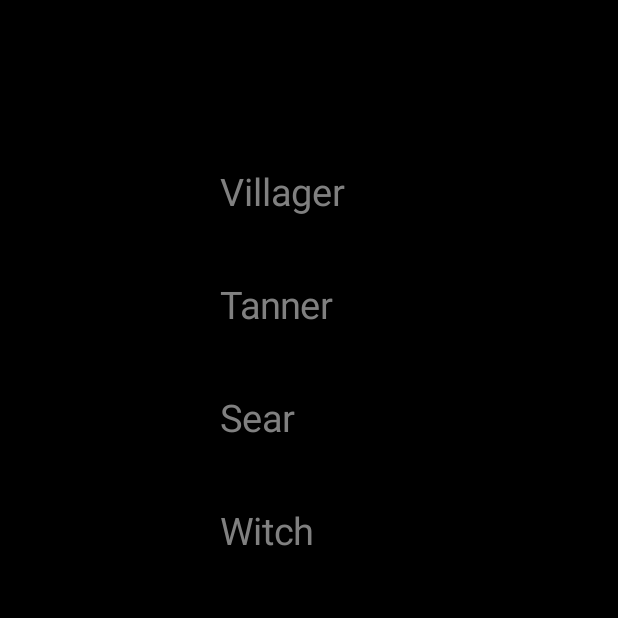
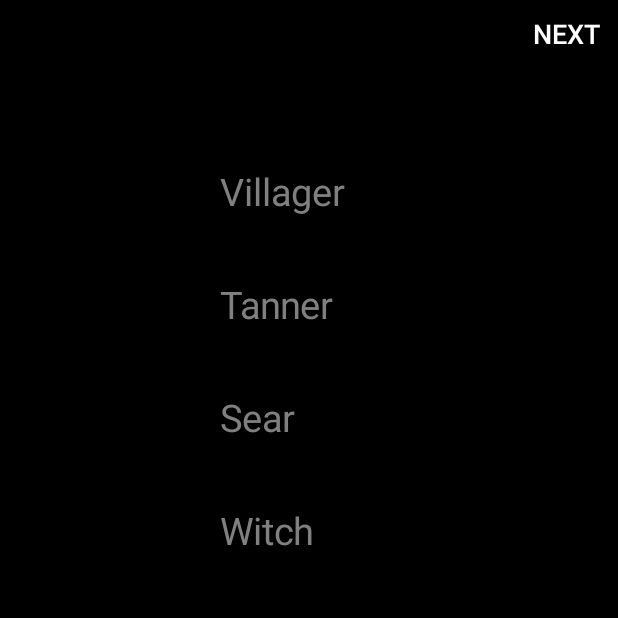
Before and after one commit to brianhk1231/ww1, an Android app: the fragment charFragment placed in its activity, on a phone screen of 412 x 824 dp, the top half of it. Run offline under Robolectric (Android 15) with nearby library versions, the phone set to English and light mode, and no system bars.

Commit message:
updated char page

```diff
--- a/app/src/main/java/com/example/brian/ww1/charFragment.java
+++ b/app/src/main/java/com/example/brian/ww1/charFragment.java
@@ -44,9 +44,14 @@ public class charFragment extends android.support.v4.app.Fragment {
         view = inflater.inflate(R.layout.fragment_char, container, false);
         imm = (InputMethodManager) getActivity().getSystemService(Context.INPUT_METHOD_SERVICE);
         layout = (LinearLayout) view.findViewById(R.id.linearLayout);
+
+        addWerewolf(num);
         for (String s:charList){
             addChar(s);
         }
+
+
+
         return view;
     }
 
@@ -62,10 +67,13 @@ public class charFragment extends android.support.v4.app.Fragment {
 
         final EditText tv2 = new EditText(getContext());
         tv2.setText("");
-        //tv2.setHint("Name");
+
         tv2.setHintTextColor(Color.parseColor("#808080"));
         tv2.setTextColor(Color.parseColor("#FFFFFF"));
         tv2.setTextSize(TypedValue.COMPLEX_UNIT_DIP, 15);
+
+
+
         tv2.setFocusableInTouchMode(false);
 
         tv.setOnClickListener(new View.OnClickListener() {
@@ -94,6 +102,15 @@ public class charFragment extends android.support.v4.app.Fragment {
         });
 
         layout.addView(tv2);
+
+    }
+
+    public void addWerewolf(int i){
+        int j = 1;
+        while ( j <= i){
+            addChar("Werewolf " + (j));
+            j++;
+        }
     }
 
     public void pass(int i){
--- a/app/src/main/res/layout/fragment_char.xml
+++ b/app/src/main/res/layout/fragment_char.xml
@@ -1,23 +1,38 @@
 <?xml version="1.0" encoding="utf-8"?>
-<RelativeLayout xmlns:android="http://schemas.android.com/apk/res/android"
+<android.support.constraint.ConstraintLayout xmlns:android="http://schemas.android.com/apk/res/android"
     xmlns:tools="http://schemas.android.com/tools"
-    android:layout_width="fill_parent"
-    android:layout_height="fill_parent"
+    android:layout_width="match_parent"
+    android:layout_height="match_parent"
+
     xmlns:app="http://schemas.android.com/apk/res-auto"
     tools:context=".charFragment"
     android:background="#000000">
 
     <!-- TODO: Update blank fragment layout -->
 
+    <Button
+        android:id="@+id/buttonNext"
+        style="@style/Widget.AppCompat.Button.Borderless"
+        android:layout_width="match_parent"
+        android:layout_height="match_parent"
+        android:gravity="right"
+        android:textSize="18dp"
+
+        android:text="Next"
+        android:textColor="#FFFFFF" />
 
     <ScrollView
+        app:layout_constraintBottom_toBottomOf="parent"
+        app:layout_constraintLeft_toLeftOf="parent"
+        app:layout_constraintRight_toRightOf="parent"
+        app:layout_constraintTop_toTopOf="parent"
         android:layout_centerVertical="true"
         android:layout_width="fill_parent"
         android:layout_height="wrap_content"
         >
 
         <LinearLayout
-            android:layout_gravity="center"
+            android:layout_gravity="center_horizontal"
             android:gravity="center"
             android:id="@+id/linearLayout"
             android:layout_width="wrap_content"
@@ -30,4 +45,4 @@
 
 
     </ScrollView>
-</RelativeLayout>
+</android.support.constraint.ConstraintLayout>
```
Also changed, not shown: app/src/main/res/layout/fragment_werewolf.xml (+18 -7 lines).
